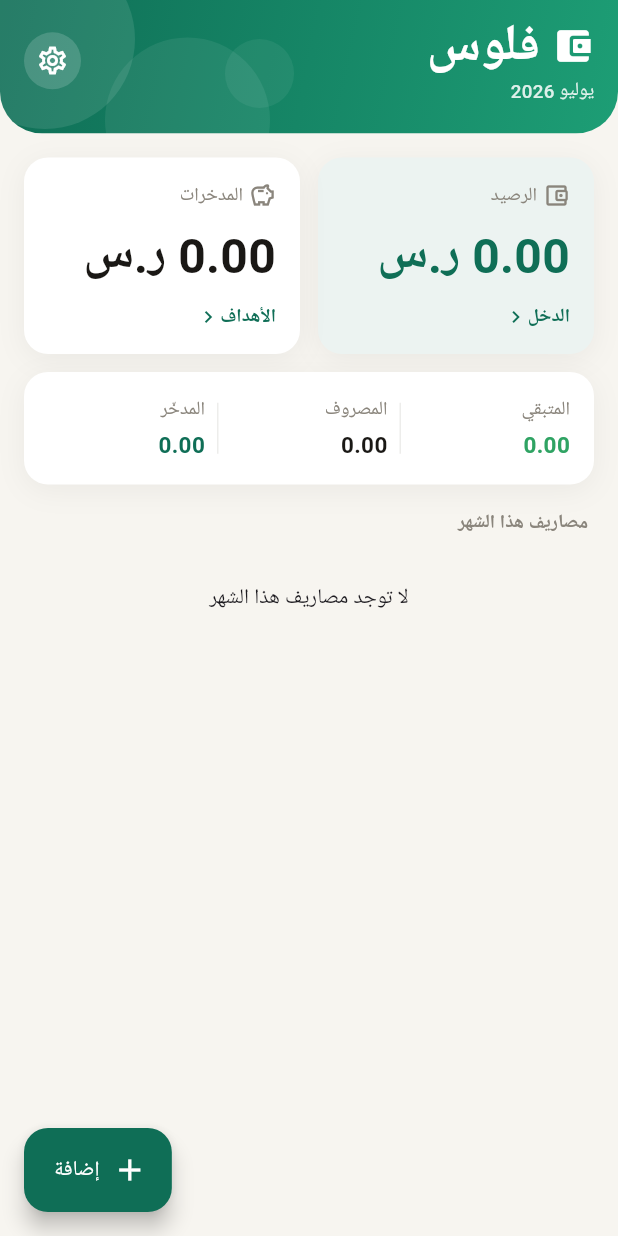
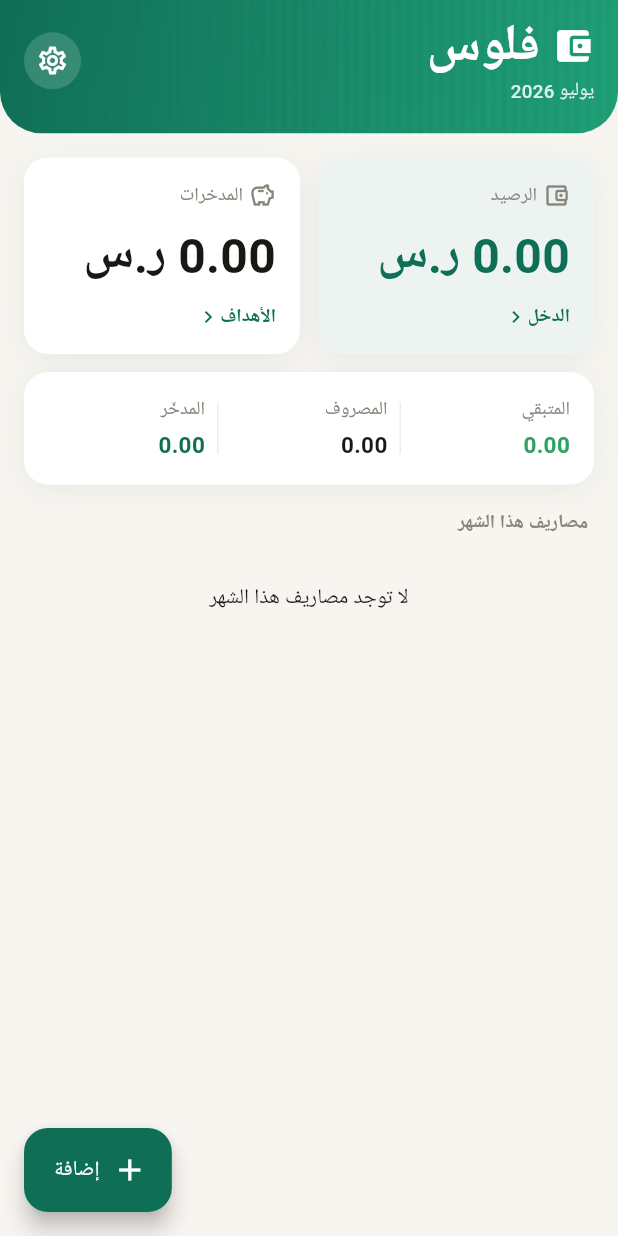
Before and after one commit to TurkiPro/Floos, a Flutter app: the screen it shows after launch, on a phone screen of 412 x 824 dp. Run offline on Flutter 3.47's test engine with Material 3 defaults, Android fonts, the light colour scheme and no system bars; our stand-ins replace drift, google_fonts, shared_preferences; accounts and stored records are empty; generated files the repository leaves out were written again; Roboto replaces fonts that are missing (Ibm Plex Sans Arabic).

Commit message:
UI Changes

```diff
--- a/lib/ui/home_screen.dart
+++ b/lib/ui/home_screen.dart
@@ -148,22 +148,17 @@ class _HomeHeader extends StatelessWidget {
               ),
             ),
           ),
-          // Soft "bokeh" pattern -- translucent circles for depth, kept on the
-          // left so they don't crowd the wordmark on the right.
-          Positioned(
-            top: -34,
-            left: -30,
-            child: _patternCircle(120, onAccent.withValues(alpha: 0.10)),
-          ),
-          Positioned(
-            bottom: -46,
-            left: 70,
-            child: _patternCircle(110, onAccent.withValues(alpha: 0.07)),
-          ),
-          Positioned(
-            top: 26,
-            left: 150,
-            child: _patternCircle(46, onAccent.withValues(alpha: 0.06)),
+          // Reeded/fluted-glass texture: thin vertical ribs that modulate the
+          // accent gradient with soft accent-tinted shadows and white
+          // highlights. Kept very translucent so it reads as a subtle sheen,
+          // and it re-tints itself whenever the accent changes.
+          Positioned.fill(
+            child: CustomPaint(
+              painter: _FlutedGlassPainter(
+                highlight: Colors.white.withValues(alpha: 0.025),
+                groove: scheme.primary.withValues(alpha: 0.025),
+              ),
+            ),
           ),
           SafeArea(
             bottom: false,
@@ -222,11 +217,55 @@ class _HomeHeader extends StatelessWidget {
     );
   }
 
-  Widget _patternCircle(double size, Color color) => Container(
-        width: size,
-        height: size,
-        decoration: BoxDecoration(color: color, shape: BoxShape.circle),
-      );
+}
+
+/// Paints the fluted-glass ribs: a repeating vertical gradient (shadow →
+/// highlight → shadow) tiled every [fluteWidth] pixels, so each flute reads as
+/// a soft ridge of light. Colors come from the caller (accent-derived), so the
+/// texture recolors with the app's accent.
+class _FlutedGlassPainter extends CustomPainter {
+  final Color highlight;
+  final Color groove;
+  static const double fluteWidth = 7;
+  const _FlutedGlassPainter({
+    required this.highlight,
+    required this.groove,
+  });
+
+  @override
+  void paint(Canvas canvas, Size size) {
+    final rect = Offset.zero & size;
+    // Isolate the ribs so the horizontal fade mask below only affects them,
+    // not the gradient underneath.
+    canvas.saveLayer(rect, Paint());
+    final ribs = LinearGradient(
+      begin: Alignment.centerLeft,
+      end: Alignment.centerRight,
+      tileMode: TileMode.repeated,
+      colors: [groove, highlight, groove],
+      stops: const [0.0, 0.5, 1.0],
+    ).createShader(
+        Rect.fromLTWH(0, 0, _FlutedGlassPainter.fluteWidth, size.height));
+    canvas.drawRect(rect, Paint()..shader = ribs);
+    // Dissolve the ribs into the solid gradient toward the left: opaque on the
+    // right (under the wordmark), transparent on the left.
+    final fade = const LinearGradient(
+      begin: Alignment.centerLeft,
+      end: Alignment.centerRight,
+      colors: [Colors.transparent, Colors.white],
+      stops: [0.0, 0.6],
+    ).createShader(rect);
+    canvas.drawRect(
+        rect,
+        Paint()
+          ..blendMode = BlendMode.dstIn
+          ..shader = fade);
+    canvas.restore();
+  }
+
+  @override
+  bool shouldRepaint(covariant _FlutedGlassPainter old) =>
+      old.highlight != highlight || old.groove != groove;
 }
 
 class _CircleButton extends StatelessWidget {
```
